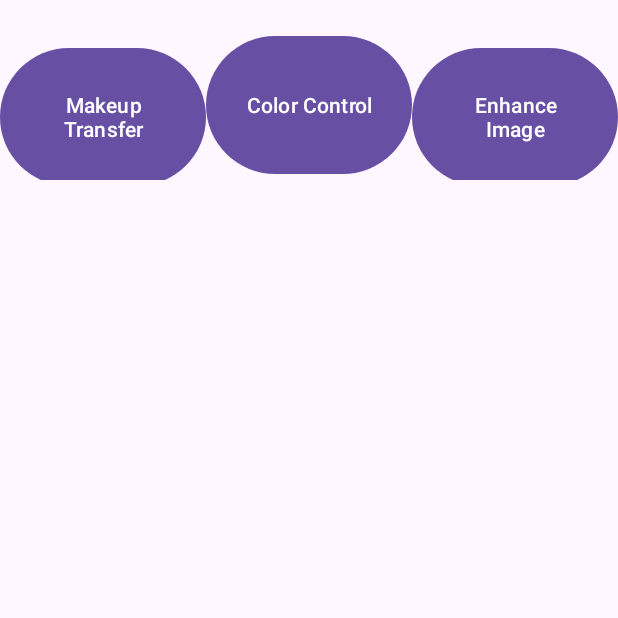
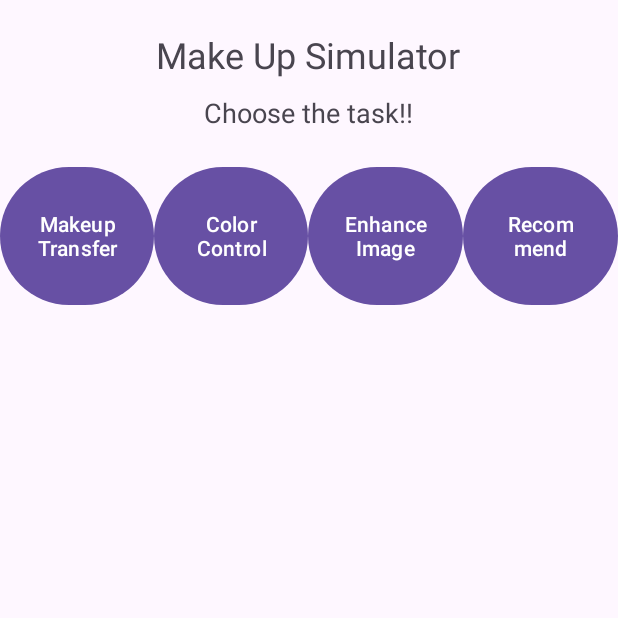
Before and after one commit to kastroto629/MakeupSimulator, an Android app: the screen it shows after launch (MainActivity), on a phone screen of 412 x 824 dp, the top half of it. Run offline under Robolectric (Android 15) with nearby library versions, the phone set to English and light mode, and no system bars.

Commit message:
메인화면 수정 및 다운로드 기능 구현

```diff
--- a/app/src/main/AndroidManifest.xml
+++ b/app/src/main/AndroidManifest.xml
@@ -7,6 +7,8 @@
     <uses-permission android:name="android.permission.READ_MEDIA_IMAGES" />
     <uses-permission android:name="android.permission.READ_MEDIA_VIDEO" />
     <uses-permission android:name="android.permission.ACCESS_NETWORK_STATE" />
+    <uses-permission android:name="android.permission.WRITE_EXTERNAL_STORAGE" />
+
 
     <application
         android:allowBackup="true"
--- a/app/src/main/res/layout/activity_color_control.xml
+++ b/app/src/main/res/layout/activity_color_control.xml
@@ -125,9 +125,9 @@
             android:text="Home" />
 
         <Button
-            android:id="@+id/btnNext"
+            android:id="@+id/btnDown"
             android:layout_width="wrap_content"
             android:layout_height="wrap_content"
-            android:text="Next" />
+            android:text="Download" />
     </LinearLayout>
 </LinearLayout>
--- a/app/src/main/res/layout/activity_main.xml
+++ b/app/src/main/res/layout/activity_main.xml
@@ -2,9 +2,34 @@
     xmlns:android="http://schemas.android.com/apk/res/android"
     android:layout_width="match_parent"
     android:layout_height="wrap_content"
-    android:orientation="horizontal"
+    android:orientation="vertical"
     android:gravity="center_horizontal"
     android:layout_marginTop="20dp">
+
+    <!-- 제목 텍스트 -->
+    <TextView
+        android:layout_width="wrap_content"
+        android:layout_height="wrap_content"
+        android:text="Make Up Simulator"
+        android:layout_gravity="center_horizontal"
+        android:textSize="24sp"
+        android:paddingBottom="10dp" />
+
+    <!-- 설명 텍스트 -->
+    <TextView
+        android:layout_width="wrap_content"
+        android:layout_height="wrap_content"
+        android:text="Choose the task!!"
+        android:layout_gravity="center_horizontal"
+        android:textSize="18sp"
+        android:paddingBottom="20dp" />
+
+    <!-- 버튼들 -->
+    <LinearLayout
+        android:layout_width="match_parent"
+        android:layout_height="wrap_content"
+        android:orientation="horizontal"
+        android:gravity="center_horizontal">
 
         <Button
             android:id="@+id/btnMakeupTransfer"
@@ -26,4 +51,13 @@
             android:layout_height="100dp"
             android:layout_weight="1"
             android:text="Enhance Image" />
+
+        <Button
+            android:id="@+id/btnRecommend"
+            android:layout_width="0dp"
+            android:layout_height="100dp"
+            android:layout_weight="1"
+            android:text="Recommend" />
+
     </LinearLayout>
+</LinearLayout>
```
Also changed, not shown: app/src/main/java/androidtown/ord/makeup/ColorControlActivity.java (+42 -0 lines). Lines whose indentation alone changed are shown as unchanged.
